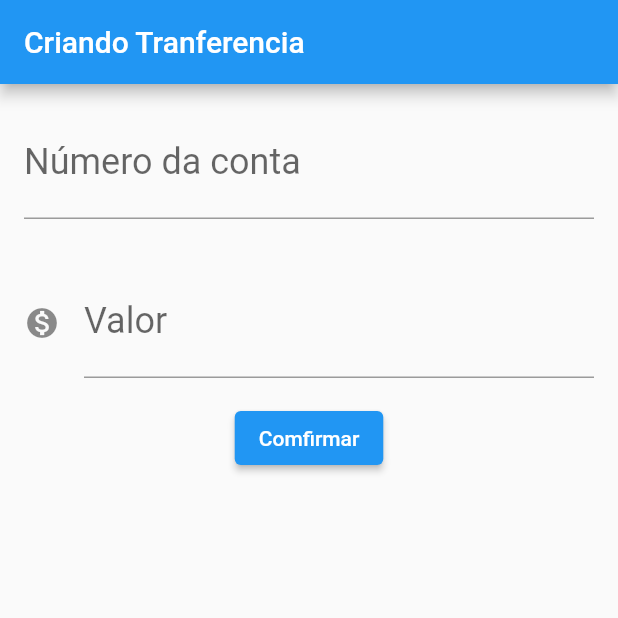
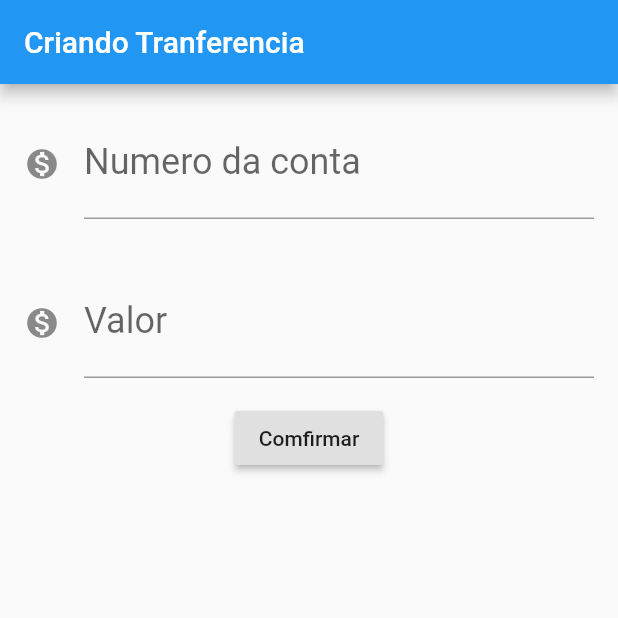
Before and after one commit to ProgRS/bytebank, a Flutter app: the screen it shows after launch, after a tap on "Comfirmar", on a phone screen of 412 x 824 dp, the top half of it. Run offline on Flutter 3.47's test engine with Material 2 defaults, Android fonts, the phone set to English and light mode, and no system bars.

Commit message:
Refatoração

```diff
--- a/lib/main.dart
+++ b/lib/main.dart
@@ -23,52 +23,70 @@ class FormularioTransferencia extends StatelessWidget{
       Widget build(BuildContext context){
          return
            Scaffold(
-               appBar: AppBar(title: Text('Criando Tranferencia'),),
+               appBar: AppBar(title: Text('Criando Tranferencia'),
+               ),
                body: Column(
                  children: <Widget>[
-                   Padding(
-                     padding: const EdgeInsets.all(16.0),
-                     child: TextField(
-                       controller: _controladorCampoNumeroConta,
-                       style: TextStyle(
-                          fontSize: 24.0
-                       ),
-                       decoration: InputDecoration(
-                          labelText: 'Número da conta',
-                          hintText: '0000'
-                       ),
-                       keyboardType: TextInputType.number,
-                     ),
-                   ),Padding(
-                     padding: const EdgeInsets.all(16.0),
-                     child: TextField(
-                       controller: _controladorCampoValor,
-                       style: TextStyle(
-                          fontSize: 24.0
-                       ),
-                       decoration: InputDecoration(
-                          icon: Icon(Icons.monetization_on),
-                          labelText: 'Valor',
-                          hintText: '0.00'
-                       ),
-                       keyboardType: TextInputType.number,
-                     ),
-                   ),
-                ElevatedButton(
+                  Editor(
+                      controlador: _controladorCampoNumeroConta,
+                      dica: '000',
+                      rotulo: 'Numero da conta',
+                      icone: Icons.monetization_on
+                  ),
+                  Editor(dica: '0.00',
+                    controlador: _controladorCampoValor ,
+                     rotulo: 'Valor',
+                     icone: Icons.monetization_on ),
+                RaisedButton(
                     child: Text('Comfirmar'),
                     onPressed: (){
-                      final int? numeroConta = int.tryParse(_controladorCampoNumeroConta.text);
-                      final double? valor =  double.tryParse(_controladorCampoValor.text);
-                      if(numeroConta != null && valor != null) {
-                      final transferenciaCriada =  Transferencia(valor, numeroConta);
-                       debugPrint('$transferenciaCriada');
-                      }
+                      _criaTransferencia();
                     }
                     )
                  ],
                ));
       }
 
+      void _criaTransferencia() {
+         final int? numeroConta = int.tryParse(_controladorCampoNumeroConta.text);
+        final double? valor =  double.tryParse(_controladorCampoValor.text);
+        if(numeroConta != null && valor != null) {
+        final transferenciaCriada =  Transferencia(valor, numeroConta);
+         debugPrint('$transferenciaCriada');
+        }
+      }
+
+}
+
+class Editor extends StatelessWidget {
+
+  final TextEditingController controlador;
+  final String rotulo;
+  final String dica;
+  final IconData icone;
+
+  const Editor({Key? key, required this.controlador, required this.rotulo, required this.dica, required this.icone}) : super(key: key);
+
+  //const Editor({required this.controlador,  required this.rotulo, required this.dica, required this.icone});
+
+  @override
+  Widget build(BuildContext context) {
+    return  Padding(
+      padding: const EdgeInsets.all(16.0),
+      child: TextField(
+        controller: controlador,
+        style: TextStyle(
+            fontSize: 24.0
+        ),
+        decoration: InputDecoration(
+            icon: icone != null ?  Icon(icone) : null,
+            labelText: rotulo,
+            hintText: dica
+        ),
+        keyboardType: TextInputType.number,
+      ),
+    );
+  }
 }
 
 
```
